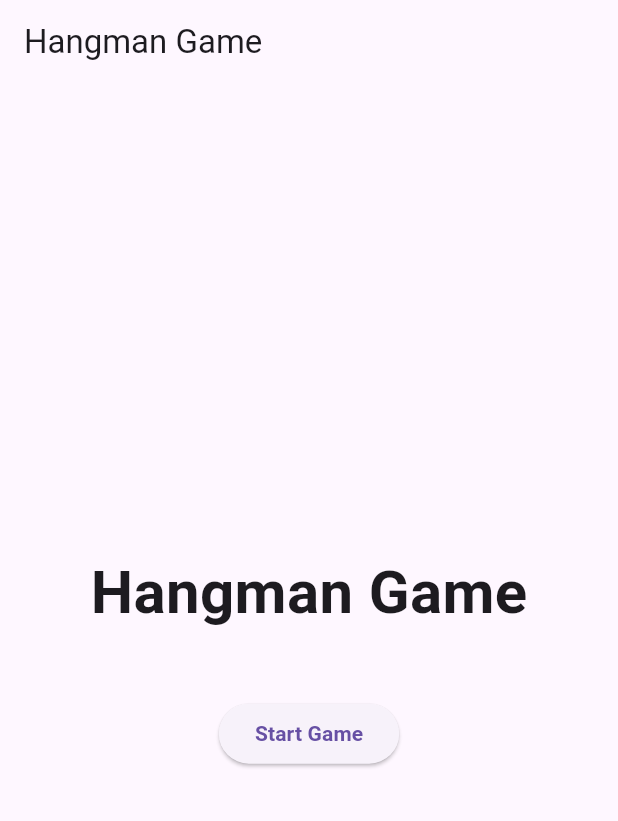
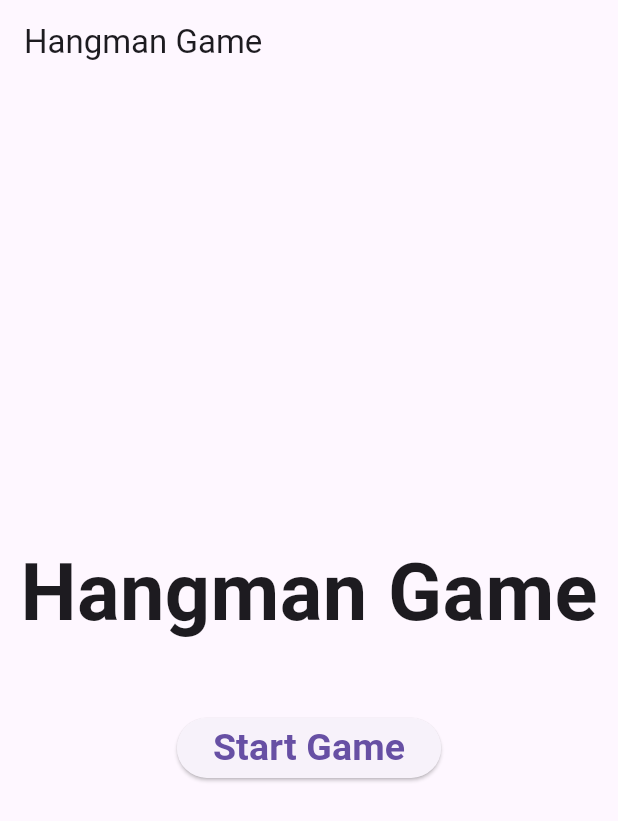
Before and after one commit to nazikanshaffAM/spello_onebysix, a Flutter app: the screen it shows after launch, on a phone screen of 412 x 824 dp. Shown: the top 821 px of the screen. Run offline on Flutter 3.47's test engine with Material 3 defaults, Android fonts, the phone set to English and light mode, and no system bars; our stand-ins replace fl_chart, flutter_slidable, lottie, shared_preferences, shelf, smooth_page_indicator; missing offline and left inert: record, shelf_router, tutorial_coach_mark; project files that could hold a hidden picture were left out.

Commit message:
feat: UI changes to start_screen.dart

```diff
--- a/game2/lib/ui/start_screen.dart
+++ b/game2/lib/ui/start_screen.dart
@@ -42,7 +42,7 @@ class StartScreen extends StatelessWidget {
             Text(
               'Hangman Game',
               style: TextStyle(
-                fontSize: 40.0, // Set font size
+                fontSize: 53.0, // Set font size
                 fontWeight: FontWeight.bold, // Make the text bold
               ),
             ),
@@ -51,7 +51,9 @@ class StartScreen extends StatelessWidget {
             ElevatedButton(
               child: Text('Start Game',
               style: TextStyle(
-                fontWeight: FontWeight.bold
+                fontWeight: FontWeight.bold,
+                fontFamily: 'Roboto',
+                fontSize: 25
               ),), // Button text
               onPressed: () {
                 // Navigate to the Hangman game page
```
